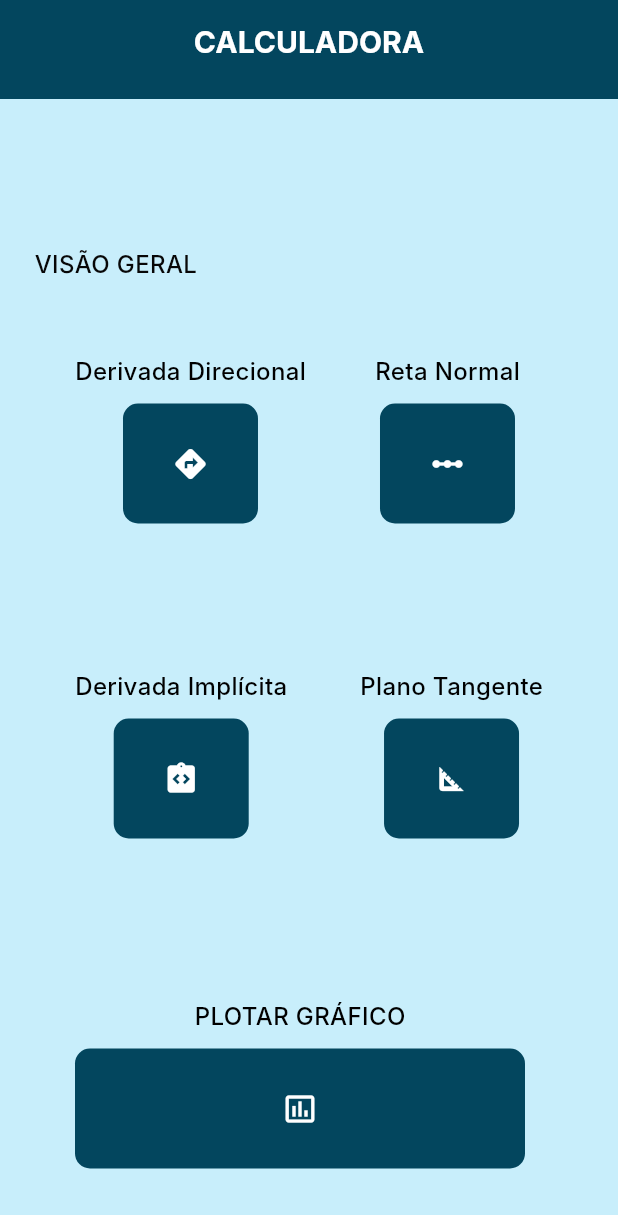
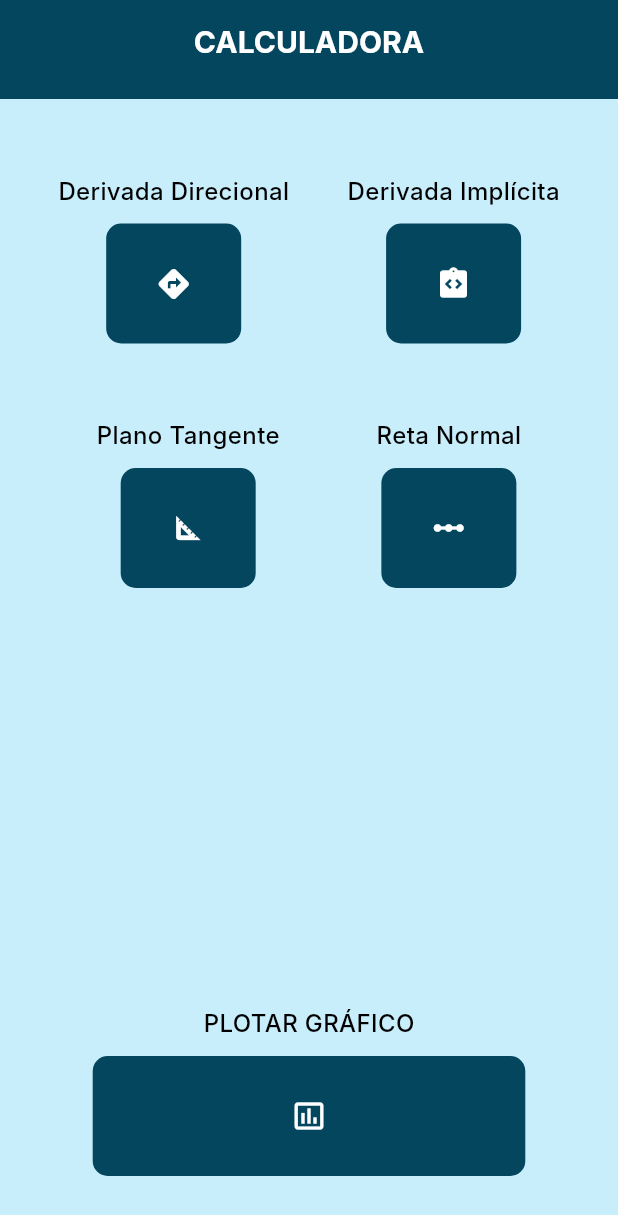
Before and after one commit to raynayara/flutter_calculoapp, a Flutter app: the screen it shows after launch, on a phone screen of 412 x 824 dp. Shown: the top 1215 px of the screen. Run offline on Flutter 3.47's test engine with Material 3 defaults, Android fonts, the phone set to English and light mode, and no system bars; our stand-ins replace webview_flutter; Roboto replaces fonts that are missing (Inter).

Commit message:
Layout responsivo

```diff
--- a/lib/pages/home_page.dart
+++ b/lib/pages/home_page.dart
@@ -48,16 +48,69 @@ class _HomePageState extends State<HomePage> {
           ),
         ),
       ),
-      body: Stack(
+      body: Column(
         children: [
-          Positioned(
-            left: 50,
-            top: 170,
-            child: Column(
+          const SizedBox(height: 50),
+          // Primeira linha: Derivada Direcional e Derivada Implícita
+          Row(
+            mainAxisAlignment: MainAxisAlignment.spaceEvenly,
             children: [
-                const Text(
+              _buildButtonWithLabel(
+                context,
                 'Derivada Direcional',
-                  style: TextStyle(
+                Icons.directions,
+                DerivadaDirecionalPage(),
+              ),
+              _buildButtonWithLabel(
+                context,
+                'Derivada Implícita',
+                Icons.integration_instructions,
+                DerivadaImplicitaPage(),
+              ),
+            ],
+          ),
+          const SizedBox(height: 50),
+
+          // Segunda linha: Plano Tangente e Reta Normal
+          Row(
+            mainAxisAlignment: MainAxisAlignment.spaceEvenly,
+            children: [
+              _buildButtonWithLabel(
+                context,
+                'Plano Tangente',
+                Icons.square_foot,
+                PlanoTangente(),
+              ),
+              _buildButtonWithLabel(
+                context,
+                'Reta Normal',
+                Icons.linear_scale,
+                RetaNormalPage(),
+              ),
+            ],
+          ),
+          const Spacer(),
+
+          // Botão para plotar gráfico centralizado
+          _buildButtonWithLabel(
+            context,
+            'PLOTAR GRÁFICO',
+            Icons.insert_chart_outlined,
+            const GraphRoute(),
+            width: MediaQuery.of(context).size.width * 0.7, // Responsividade
+          ),
+          const SizedBox(height: 40),
+        ],
+      ),
+    );
+  }
+
+  Widget _buildButtonWithLabel(BuildContext context, String label, IconData icon, Widget page, {double width = 90}) {
+    return Column(
+      children: [
+        Text(
+          label,
+          style: const TextStyle(
             color: Colors.black,
             fontSize: 16,
             fontFamily: 'Inter',
@@ -67,10 +120,10 @@ class _HomePageState extends State<HomePage> {
         const SizedBox(height: 10),
         InkWell(
           onTap: () {
-                    navigateToPage(context, DerivadaDirecionalPage());
+            navigateToPage(context, page);
           },
           child: Container(
-                    width: 90,
+            width: width,
             height: 80,
             decoration: ShapeDecoration(
               color: const Color(0xFF03465E),
@@ -78,193 +131,15 @@ class _HomePageState extends State<HomePage> {
                 borderRadius: BorderRadius.circular(10),
               ),
             ),
-                    child: const Center(
+            child: Center(
               child: Icon(
-                        Icons.directions, // Ícone para Derivada Direcional
+                icon,
                 color: Colors.white,
               ),
             ),
           ),
         ),
       ],
-            ),
-          ),
-          Positioned(
-            left: 50,
-            top: 380,
-            child: Column(
-              children: [
-                const Text(
-                  'Derivada Implícita',
-                  style: TextStyle(
-                    color: Colors.black,
-                    fontSize: 16,
-                    fontFamily: 'Inter',
-                    fontWeight: FontWeight.w500,
-                  ),
-                ),
-                const SizedBox(height: 10),
-                InkWell(
-                  onTap: () {
-                    navigateToPage(context, DerivadaImplicitaPage());
-                  },
-                  child: Container(
-                    width: 90,
-                    height: 80,
-                    decoration: ShapeDecoration(
-                      color: const Color(0xFF03465E),
-                      shape: RoundedRectangleBorder(
-                        borderRadius: BorderRadius.circular(10),
-                      ),
-                    ),
-                    child: const Center(
-                      child: Icon(
-                        Icons
-                            .integration_instructions, // Ícone para Derivada Implícita
-                        color: Colors.white,
-                      ),
-                    ),
-                  ),
-                ),
-              ],
-            ),
-          ),
-          Positioned(
-            left: 240,
-            top: 380,
-            child: Column(
-              children: [
-                const Text(
-                  'Plano Tangente',
-                  style: TextStyle(
-                    color: Colors.black,
-                    fontSize: 16,
-                    fontFamily: 'Inter',
-                    fontWeight: FontWeight.w500,
-                  ),
-                ),
-                const SizedBox(height: 10),
-                InkWell(
-                  onTap: () {
-                    navigateToPage(context, PlanoTangente());
-                  },
-                  child: Container(
-                    width: 90,
-                    height: 80,
-                    decoration: ShapeDecoration(
-                      color: const Color(0xFF03465E),
-                      shape: RoundedRectangleBorder(
-                        borderRadius: BorderRadius.circular(10),
-                      ),
-                    ),
-                    child: const Center(
-                      child: Icon(
-                        Icons.square_foot, // Ícone para Plano Tangente
-                        color: Colors.white,
-                      ),
-                    ),
-                  ),
-                ),
-              ],
-            ),
-          ),
-          Positioned(
-            left: 250,
-            top: 170,
-            child: Column(
-              children: [
-                const Text(
-                  'Reta Normal',
-                  style: TextStyle(
-                    color: Colors.black,
-                    fontSize: 16,
-                    fontFamily: 'Inter',
-                    fontWeight: FontWeight.w500,
-                  ),
-                ),
-                const SizedBox(height: 10),
-                InkWell(
-                  onTap: () {
-                    navigateToPage(context, RetaNormalPage());
-                  },
-                  child: Container(
-                    width: 90,
-                    height: 80,
-                    decoration: ShapeDecoration(
-                      color: const Color(0xFF03465E),
-                      shape: RoundedRectangleBorder(
-                        borderRadius: BorderRadius.circular(10),
-                      ),
-                    ),
-                    child: const Center(
-                      child: Icon(
-                        Icons.linear_scale, // Ícone para Reta Normal
-                        color: Colors.white,
-                      ),
-                    ),
-                  ),
-                ),
-              ],
-            ),
-          ),
-          const Positioned(
-            left: 23,
-            top: 100,
-            child: Text(
-              'VISÃO GERAL',
-              style: TextStyle(
-                color: Color.fromARGB(255, 7, 7, 7),
-                fontSize: 16,
-                fontFamily: 'Inter',
-                fontWeight: FontWeight.w500,
-                height: 0,
-              ),
-            ),
-          ),
-          // Novo Container Adicionado
-          Positioned(
-            left: 50,
-            top: 600,
-            child: Column(
-              children: [
-                const Text(
-                  'PLOTAR GRÁFICO',
-                  style: TextStyle(
-                    color: Colors.black,
-                    fontSize: 16,
-                    fontFamily: 'Inter',
-                    fontWeight: FontWeight.w500,
-                  ),
-                ),
-                const SizedBox(height: 10),
-                InkWell(
-                  onTap: () {
-                    navigateToPage(context, const GraphRoute());
-                  },
-                  child: Container(
-                    width: 300,
-                    height: 80,
-                    decoration: ShapeDecoration(
-                      color: const Color(0xFF03465E),
-                      shape: RoundedRectangleBorder(
-                        borderRadius: BorderRadius.circular(10),
-                      ),
-                    ),
-                    child: const Center(
-                      child: Icon(
-                        Icons
-                            .insert_chart_outlined, // Ícone para Plotar Gráfico
-                        color: Colors.white,
-                      ),
-                    ),
-                  ),
-                ),
-
-              ],
-            ),
-          ),
-        ],
-      ),
     );
   }
 }
--- a/pubspec.yaml
+++ b/pubspec.yaml
@@ -19,7 +19,7 @@ dependencies:
 
   cupertino_icons: ^1.0.2
   webview_flutter: ^4.9.0
-  http: ^0.15.0
+  http: ^0.13.3
 
 dev_dependencies:
   flutter_test:
```
Lines whose indentation alone changed are shown as unchanged.
